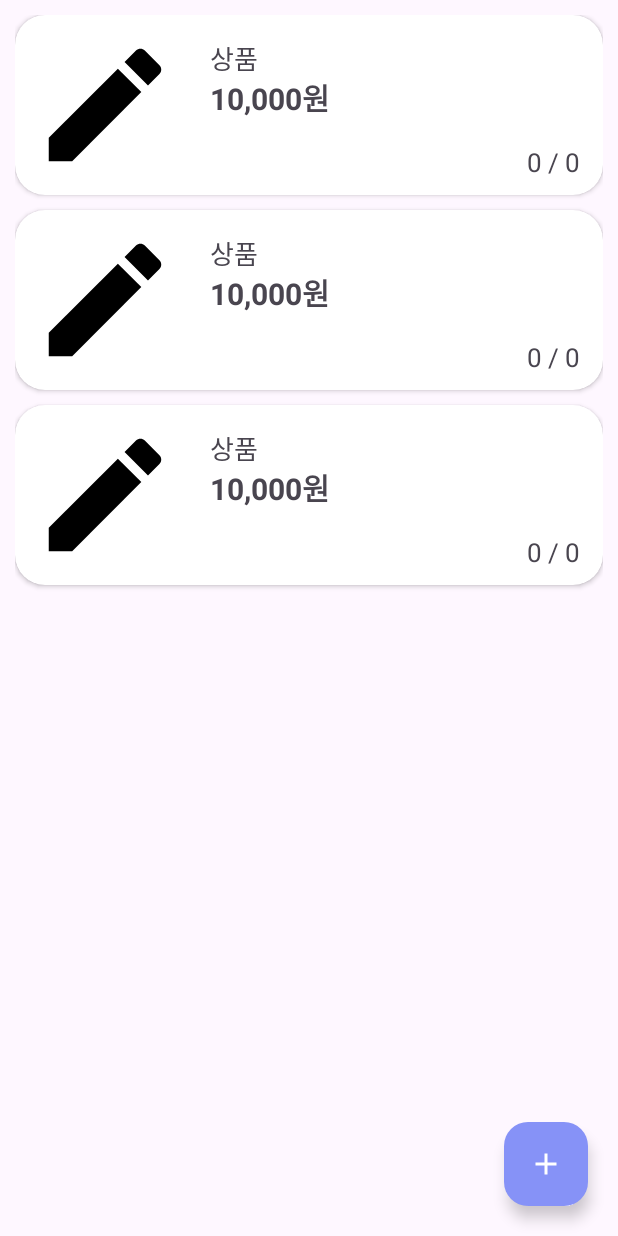
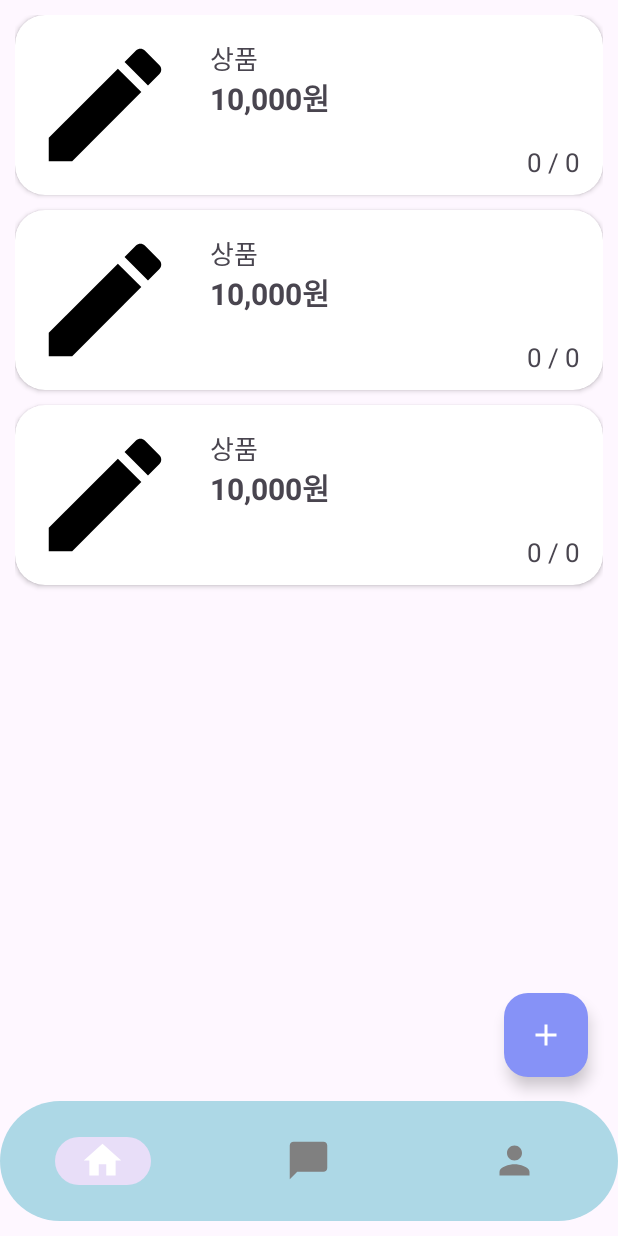
Before and after one commit to nyulnyul/ITC_09, an Android app: the layout item_list_activity.xml on its own in the app's theme, with its tools: preview values and no code run, on a phone screen of 412 x 824 dp. Run offline under Robolectric (Android 15) with nearby library versions, the phone set to English and light mode, and no system bars.

Commit message:
feat(view):바텀네비게이션 생성
-바텀네비게이션 생성

```diff
--- a/app/build.gradle.kts
+++ b/app/build.gradle.kts
@@ -7,7 +7,7 @@ plugins {
 
 android {
     namespace = "com.example.itc_football"
-    compileSdk = 33
+    compileSdk = 34
 
     defaultConfig {
         applicationId = "com.example.itc_football"
@@ -62,6 +62,8 @@ dependencies {
     implementation("androidx.constraintlayout:constraintlayout:2.1.4")
     implementation("com.google.firebase:firebase-firestore-ktx:24.8.1")
     implementation("com.google.firebase:firebase-auth-ktx:22.1.2")
+    implementation("androidx.navigation:navigation-fragment-ktx:2.7.4")
+    implementation("androidx.navigation:navigation-ui-ktx:2.7.4")
 
 
     testImplementation("junit:junit:4.13.2")
--- a/app/src/main/AndroidManifest.xml
+++ b/app/src/main/AndroidManifest.xml
@@ -15,6 +15,7 @@
         android:theme="@style/Theme.ITC_Football"
         android:usesCleartextTraffic="true"
         tools:targetApi="31">
+
         <activity
             android:name=".ProductAdapter"
             android:exported="false" />
@@ -32,8 +33,11 @@
         <activity android:name=".view.PreviewActivity" />
         <activity android:name=".view.ChatActivity" />
         <activity android:name=".view.ItemListActivity" />
-        <activity android:name=".view.DetailedActivity" />
         <activity android:name=".view.RecruitRoomActivity" />
+        <activity android:name=".view.ChatListActivity" />
+        <activity android:name=".view.MyPageActivity" />
+
+
     </application>
 
 </manifest>
--- /dev/null
+++ b/app/src/main/res/anim/slide_in_right.xml
@@ -0,0 +1,4 @@
+<?xml version="1.0" encoding="utf-8"?>
+<set xmlns:android="http://schemas.android.com/apk/res/android">
+    <translate android:fromXDelta="100%p" android:toXDelta="0" android:duration="400"/>
+</set>
--- /dev/null
+++ b/app/src/main/res/anim/slide_out_left.xml
@@ -0,0 +1,5 @@
+<?xml version="1.0" encoding="utf-8"?>
+<set xmlns:android="http://schemas.android.com/apk/res/android">
+    <translate android:fromXDelta="0" android:toXDelta="-100%p" android:duration="400"/>
+
+</set>
--- /dev/null
+++ b/app/src/main/res/drawable/baseline_chat_bubble_24.xml
@@ -0,0 +1,5 @@
+<vector android:height="24dp" android:tint="#000000"
+    android:viewportHeight="24" android:viewportWidth="24"
+    android:width="24dp" xmlns:android="http://schemas.android.com/apk/res/android">
+    <path android:fillColor="@android:color/white" android:pathData="M20,2H4c-1.1,0 -2,0.9 -2,2v18l4,-4h14c1.1,0 2,-0.9 2,-2V4c0,-1.1 -0.9,-2 -2,-2z"/>
+</vector>
--- /dev/null
+++ b/app/src/main/res/drawable/baseline_home_24.xml
@@ -0,0 +1,5 @@
+<vector android:height="24dp" android:tint="#000000"
+    android:viewportHeight="24" android:viewportWidth="24"
+    android:width="24dp" xmlns:android="http://schemas.android.com/apk/res/android">
+    <path android:fillColor="@android:color/white" android:pathData="M10,20v-6h4v6h5v-8h3L12,3 2,12h3v8z"/>
+</vector>
--- /dev/null
+++ b/app/src/main/res/drawable/baseline_person_25.xml
@@ -0,0 +1,5 @@
+<vector android:height="24dp" android:tint="#000000"
+    android:viewportHeight="24" android:viewportWidth="24"
+    android:width="24dp" xmlns:android="http://schemas.android.com/apk/res/android">
+    <path android:fillColor="@android:color/white" android:pathData="M12,12c2.21,0 4,-1.79 4,-4s-1.79,-4 -4,-4 -4,1.79 -4,4 1.79,4 4,4zM12,14c-2.67,0 -8,1.34 -8,4v2h16v-2c0,-2.66 -5.33,-4 -8,-4z"/>
+</vector>
--- /dev/null
+++ b/app/src/main/res/drawable/bottom_background.xml
@@ -0,0 +1,6 @@
+<?xml version="1.0" encoding="utf-8"?>
+<shape xmlns:android="http://schemas.android.com/apk/res/android">
+
+    <solid android:color="@color/light_blue" />
+    <corners android:radius="40dp" />
+</shape>
--- /dev/null
+++ b/app/src/main/res/drawable/item_selector.xml
@@ -0,0 +1,10 @@
+<?xml version="1.0" encoding="utf-8"?>
+<selector xmlns:android="http://schemas.android.com/apk/res/android">
+
+    <item android:state_selected="true"
+        android:color="@color/white"
+        />
+    <item android:state_selected="false"
+        android:color="@color/gray" />
+
+</selector>
--- a/app/src/main/res/layout/item_list_activity.xml
+++ b/app/src/main/res/layout/item_list_activity.xml
@@ -20,18 +20,32 @@
         app:layout_constraintTop_toTopOf="parent"
         tools:listitem="@layout/item_activity" />
 
+
     <com.google.android.material.floatingactionbutton.FloatingActionButton
         android:id="@+id/recruitBtn"
         android:layout_width="wrap_content"
         android:layout_height="wrap_content"
-        android:layout_marginBottom="20dp"
         android:layout_marginEnd="20dp"
+        android:layout_marginBottom="16dp"
+        android:backgroundTint="@color/purple"
+        android:importantForAccessibility="no"
         android:src="@drawable/baseline_add_24"
-        app:tint="@color/white"
-        android:backgroundTint="@color/purple"
-
-        app:layout_constraintBottom_toBottomOf="parent"
-        app:layout_constraintEnd_toEndOf="parent" />
+        app:layout_constraintBottom_toTopOf="@+id/bottomNavigation"
+        app:layout_constraintEnd_toEndOf="parent"
+        app:tint="@color/white" />
 
 
+    <com.google.android.material.bottomnavigation.BottomNavigationView
+        android:id="@+id/bottomNavigation"
+        android:layout_width="match_parent"
+        android:layout_height="wrap_content"
+        android:background="@drawable/bottom_background"
+        android:elevation="2dp"
+        app:itemIconSize="30dp"
+        app:itemIconTint="@drawable/item_selector"
+        app:itemRippleColor="@android:color/transparent"
+        app:labelVisibilityMode="unlabeled"
+        app:layout_constraintBottom_toBottomOf="@+id/listView"
+        app:menu="@menu/bottom_menu" />
+
 </androidx.constraintlayout.widget.ConstraintLayout>
--- /dev/null
+++ b/app/src/main/res/menu/bottom_menu.xml
@@ -0,0 +1,15 @@
+<?xml version="1.0" encoding="utf-8"?>
+<menu xmlns:android="http://schemas.android.com/apk/res/android">
+    <item
+        android:id="@+id/bottom_home"
+        android:icon="@drawable/baseline_home_24"
+        android:title="Home" />
+    <item
+        android:id="@+id/bottom_chat"
+        android:icon="@drawable/baseline_chat_bubble_24"
+        android:title="Search" />
+    <item
+        android:id="@+id/bottom_mypage"
+        android:icon="@drawable/baseline_person_25"
+        android:title="Add" />
+</menu>
--- a/app/src/main/res/values/themes.xml
+++ b/app/src/main/res/values/themes.xml
@@ -3,6 +3,9 @@
     <style name="Base.Theme.ITC_Football" parent="Theme.Material3.DayNight.NoActionBar">
         <!-- Customize your light theme here. -->
        <item name="colorPrimary">@color/light_blue</item>
+        <item name="colorOnPrimary">@color/white</item>
+        <item name="colorPrimaryVariant">@color/light_blue</item>
+
 
     </style>
 
@@ -12,4 +15,8 @@
         <item name="cornerFamily">rounded</item>
         <item name="cornerSize">10%</item>
     </style>
+    <style name="SlideActivityAnimation" parent="@android:style/Animation.Activity">
+        <item name="android:activityOpenEnterAnimation">@anim/slide_in_right</item>
+        <item name="android:activityOpenExitAnimation">@anim/slide_out_left</item>
+    </style>
 </resources>
```
Also changed, not shown: app/src/main/java/com/example/itc_football/view/ChatListActivity.kt (added, +42 -0 lines), app/src/main/java/com/example/itc_football/view/ItemListActivity.kt (+21 -0 lines), app/src/main/java/com/example/itc_football/view/MyPageActivity.kt (added, +42 -0 lines), app/src/main/res/layout/chat_list_activity.xml (added, +21 -0 lines), app/src/main/res/layout/my_page_activity.xml (added, +24 -0 lines).
